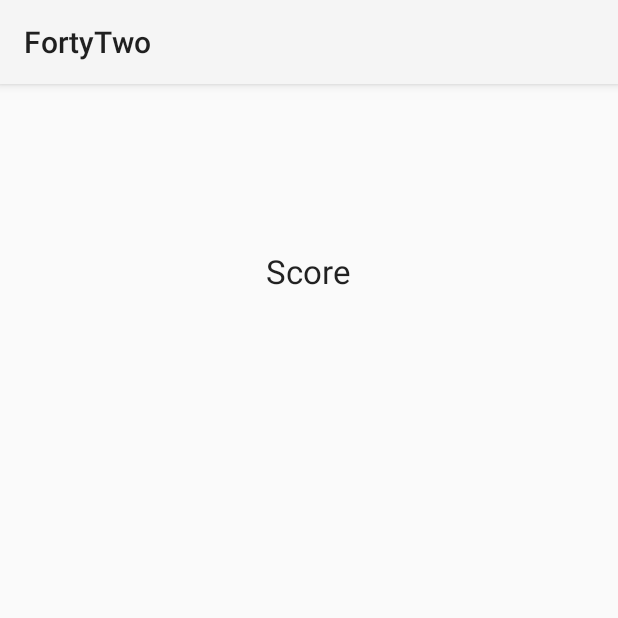
After one commit to migraf/FortyTwo, an Android app: the ScoreActivity screen opened directly, with no data from a screen before it, on a phone screen of 412 x 824 dp, the top half of it. The commit adds this screen. Run offline under Robolectric (Android 15) with nearby library versions, the phone set to English and light mode, and no system bars.

Commit message:
added countDown timer and Score activity

```diff
--- a/app/src/main/AndroidManifest.xml
+++ b/app/src/main/AndroidManifest.xml
@@ -21,7 +21,11 @@
 
         <activity
             android:name=".GameActivity"
-            android:label="Game">
+            android:label="FortyTwo">
+        </activity>
+        <activity android:name=".ScoreActivity"
+            android:label="FortyTwo">
+
         </activity>
     </application>
 
--- /dev/null
+++ b/app/src/main/java/com/example/michael/fortytwo/ScoreActivity.java
@@ -0,0 +1,15 @@
+package com.example.michael.fortytwo;
+
+import android.app.Activity;
+import android.os.Bundle;
+
+/**
+ * Created by Michael on 17.08.2015.
+ */
+public class ScoreActivity extends Activity {
+    @Override
+    protected void onCreate(Bundle savedInstanceState) {
+        super.onCreate(savedInstanceState);
+        setContentView(R.layout.score_layout);
+    }
+}
--- /dev/null
+++ b/app/src/main/res/layout/score_layout.xml
@@ -0,0 +1,15 @@
+<?xml version="1.0" encoding="utf-8"?>
+<RelativeLayout xmlns:android="http://schemas.android.com/apk/res/android"
+    android:orientation="vertical" android:layout_width="match_parent"
+    android:layout_height="match_parent">
+
+    <TextView
+        android:layout_width="wrap_content"
+        android:layout_height="wrap_content"
+        android:textAppearance="?android:attr/textAppearanceLarge"
+        android:text="Score"
+        android:id="@+id/current_text"
+        android:layout_alignParentTop="true"
+        android:layout_centerHorizontal="true"
+        android:layout_marginTop="110dp" />
+</RelativeLayout>
```
Also changed, not shown: app/src/main/java/com/example/michael/fortytwo/GameActivity.java (+33 -2 lines), app/src/main/res/layout/game_layout.xml (+12 -6 lines).
